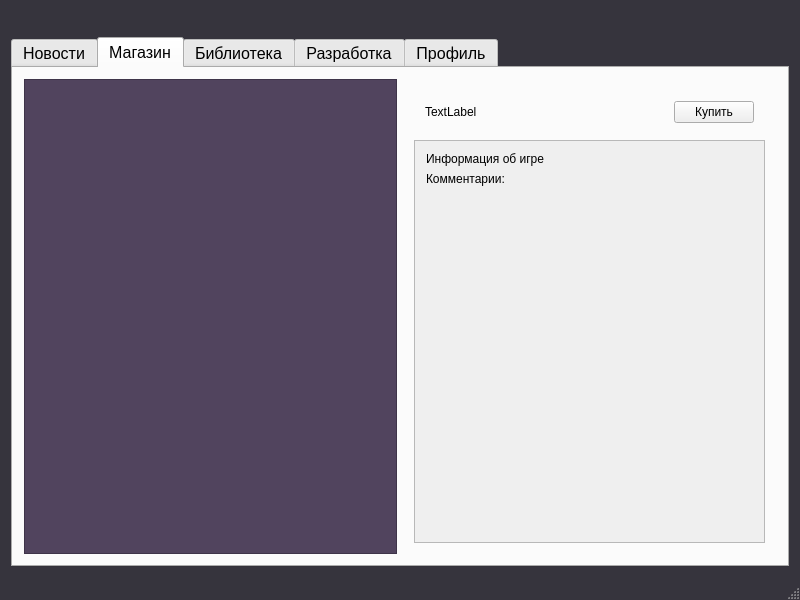
This is BD/CoursWork/GameStore/mainwindow.ui in andrej22116/PSU_Labs as Qt 5 draws it before an edit. The edited form follows.
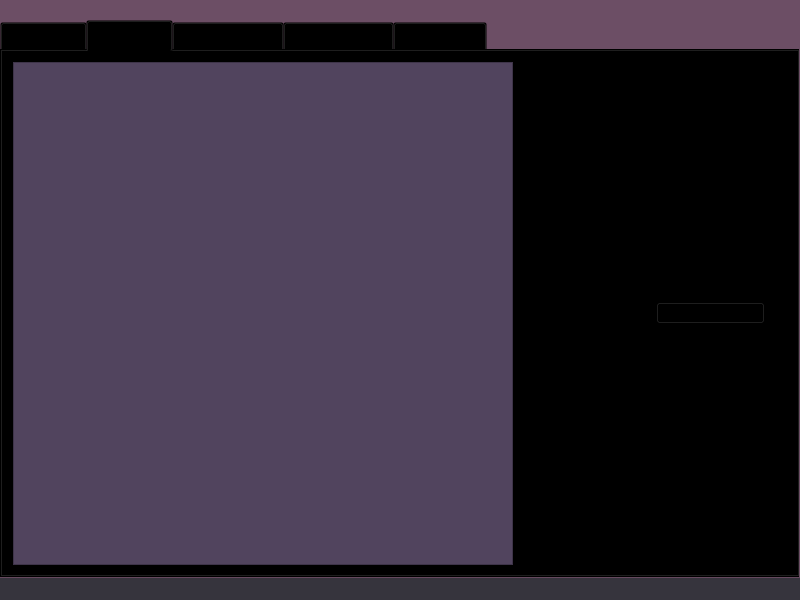
This is the edited form. Icons and pictures are not drawn.

The edit to the form file:
```diff
--- a/BD/CoursWork/GameStore/mainwindow.ui
+++ b/BD/CoursWork/GameStore/mainwindow.ui
@@ -20,13 +20,44 @@
    <string>MainWindow</string>
   </property>
   <property name="styleSheet">
-   <string notr="true">#MainWindow, #centralWidget {
+   <string notr="true">* {
+	background-color: transparent;
+}
+
+#MainWindow {
 	background-color: rgb(54, 52, 61);
 	color: white;
+}
+
+#centralWidget  {
+	background-color: rgb(108, 78, 101);
+}
+
+#mainTabWidget, #tabGameStore {
+	background-color: transparent;
+}
+
+#listGames {
+	background-color: rgb(81, 68, 94);
 }</string>
   </property>
   <widget class="QWidget" name="centralWidget">
    <layout class="QVBoxLayout" name="verticalLayout">
+    <property name="spacing">
+     <number>0</number>
+    </property>
+    <property name="leftMargin">
+     <number>0</number>
+    </property>
+    <property name="topMargin">
+     <number>0</number>
+    </property>
+    <property name="rightMargin">
+     <number>0</number>
+    </property>
+    <property name="bottomMargin">
+     <number>0</number>
+    </property>
     <item>
      <widget class="QWidget" name="header" native="true">
       <property name="sizePolicy">
@@ -123,6 +154,17 @@
        </attribute>
       </widget>
       <widget class="QWidget" name="tabGameStore">
+       <property name="styleSheet">
+        <string notr="true">#tagGameStore {
+	background-color: transparent;
+}
+
+QLabel {
+	font-size: 18px;
+}
+
+</string>
+       </property>
        <attribute name="icon">
         <iconset resource="src/sources.qrc">
          <normaloff>:/icons/images/games.png</normaloff>:/icons/images/games.png</iconset>
@@ -133,16 +175,20 @@
        <layout class="QHBoxLayout" name="horizontalLayout_2">
         <item>
          <widget class="QListWidget" name="listGames">
+          <property name="minimumSize">
+           <size>
+            <width>400</width>
+            <height>0</height>
+           </size>
+          </property>
           <property name="maximumSize">
            <size>
-            <width>600</width>
+            <width>500</width>
             <height>16777215</height>
            </size>
           </property>
           <property name="styleSheet">
-           <string notr="true">#listGames {
-	background-color: rgb(81, 68, 94);
-}</string>
+           <string notr="true"/>
           </property>
          </widget>
         </item>
@@ -153,25 +199,12 @@
             <widget class="QWidget" name="widgetGameTitle" native="true">
              <layout class="QHBoxLayout" name="horizontalLayout_3">
               <item>
-               <widget class="QLabel" name="labelGameName">
+               <widget class="QLabel" name="labelGameCost">
                 <property name="text">
-                 <string>TextLabel</string>
+                 <string>&lt;html&gt;&lt;head/&gt;&lt;body&gt;&lt;p&gt;kek&lt;/p&gt;&lt;/body&gt;&lt;/html&gt;</string>
                 </property>
                </widget>
               </item>
-              <item>
-               <spacer name="horizontalSpacer_2">
-                <property name="orientation">
-                 <enum>Qt::Horizontal</enum>
-                </property>
-                <property name="sizeHint" stdset="0">
-                 <size>
-                  <width>40</width>
-                  <height>20</height>
-                 </size>
-                </property>
-               </spacer>
-              </item>
               <item>
                <widget class="QPushButton" name="buttonBuyGame">
                 <property name="text">
@@ -182,52 +215,6 @@
              </layout>
             </widget>
            </item>
-           <item>
-            <widget class="QScrollArea" name="scrollGameInfo">
-             <property name="widgetResizable">
-              <bool>true</bool>
-             </property>
-             <widget class="QWidget" name="scrollAreaWidgetContents">
-              <property name="geometry">
-               <rect>
-                <x>0</x>
-                <y>0</y>
-                <width>356</width>
-                <height>390</height>
-               </rect>
-              </property>
-              <layout class="QVBoxLayout" name="verticalLayout_4">
-               <item>
-                <widget class="QLabel" name="labelGameInfoTitle">
-                 <property name="text">
-                  <string>Информация об игре</string>
-                 </property>
-                </widget>
-               </item>
-               <item>
-                <widget class="QLabel" name="labelGameCommentsTitle">
-                 <property name="text">
-                  <string>Комментарии:</string>
-                 </property>
-                </widget>
-               </item>
-               <item>
-                <spacer name="verticalSpacer">
-                 <property name="orientation">
-                  <enum>Qt::Vertical</enum>
-                 </property>
-                 <property name="sizeHint" stdset="0">
-                  <size>
-                   <width>20</width>
-                   <height>40</height>
-                  </size>
-                 </property>
-                </spacer>
-               </item>
-              </layout>
-             </widget>
-            </widget>
-           </item>
           </layout>
          </widget>
         </item>
```
